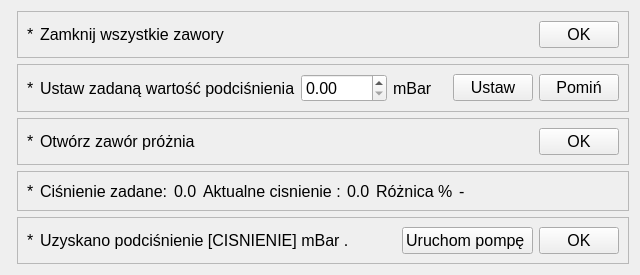
The window that app/nowytest_3.ui (wiacekmarcin/StanowiskoChemiczne) describes before a commit, drawn with Qt 5.
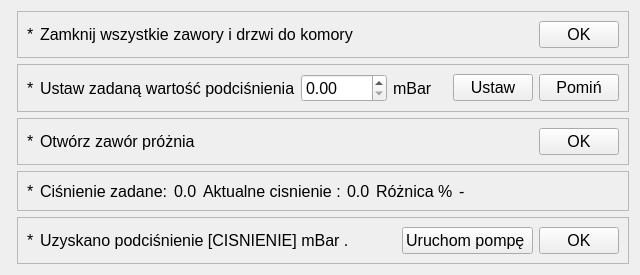
The same window after the commit. Custom widgets are drawn as their Qt base class.

```diff
--- a/app/nowytest_3.ui
+++ b/app/nowytest_3.ui
@@ -41,7 +41,7 @@
       <item>
        <widget class="QLabel" name="text_1">
         <property name="text">
-         <string>Zamknij wszystkie zawory</string>
+         <string>Zamknij wszystkie zawory i drzwi do komory</string>
         </property>
        </widget>
       </item>
```
